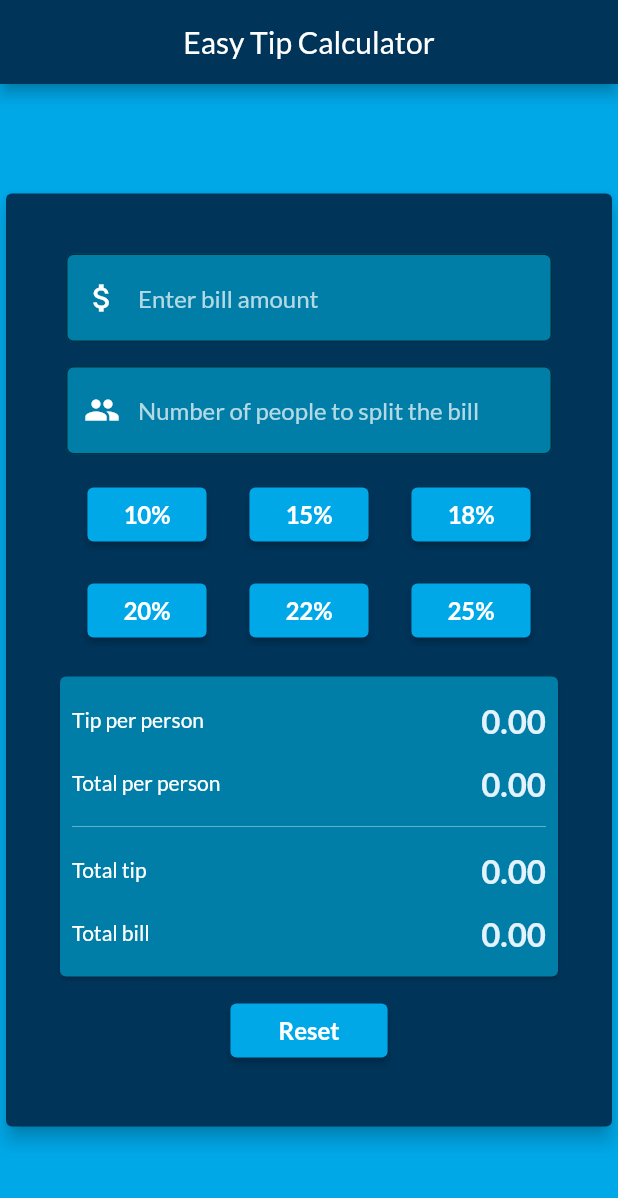
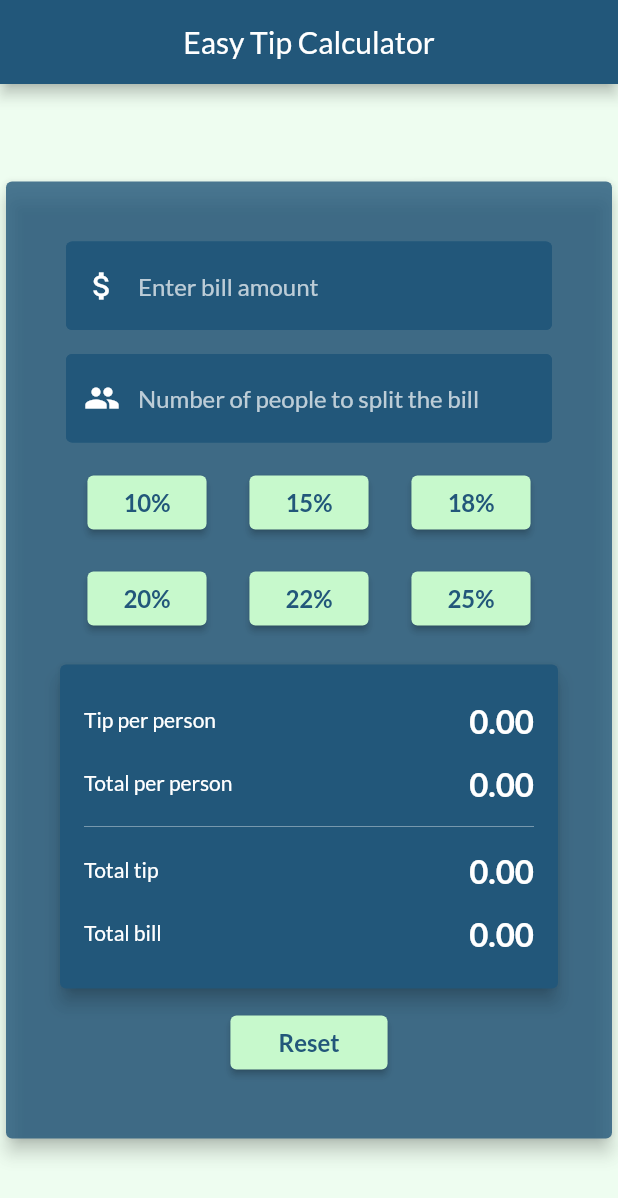
Before and after one commit to joffenhopland/tip-calculator, a Flutter app: the screen it shows after launch, on a phone screen of 412 x 824 dp. Shown: the top 1198 px of the screen. Run offline on Flutter 3.47's test engine with Material 2 defaults, Android fonts, the light colour scheme and no system bars; our stand-ins replace google_fonts.

Commit message:
New theme and UI

```diff
--- a/lib/config.dart
+++ b/lib/config.dart
@@ -1,7 +1,8 @@
 import 'package:flutter/material.dart';
 
-const Color themeColor1 = Color(0xFF00A8E8);
-const Color themeColor2 = Color(0xFF007EA7);
-const Color themeColor3 = Color(0xFF003459);
-const Color themeColor4 = Color(0xFF00171F);
-const Color themeColor5 = Color(0xFFFFFFFF);
+const Color themeColor1 = Color(0xFFC7F9CC);
+const Color themeColor2 = Color(0xFF80ED99);
+const Color themeColor3 = Color(0xFF57CC99);
+const Color themeColor4 = Color(0xFF38A3A5);
+const Color themeColor5 = Color(0xFF22577A);
+const Color themeTextColor = Color(0xFFFFFFFF);
--- a/lib/home_page.dart
+++ b/lib/home_page.dart
@@ -60,8 +60,12 @@ class _MyHomePageState extends State<MyHomePage> {
     return Scaffold(
       resizeToAvoidBottomInset: false,
       appBar: AppBar(
-        backgroundColor: themeColor3,
-        title: Center(child: Text(widget.title)),
+        backgroundColor: themeColor5,
+        title: Center(
+            child: Text(
+          widget.title,
+          style: TextStyle(color: themeTextColor),
+        )),
       ),
       body: Center(
         child: SingleChildScrollView(
@@ -69,7 +73,7 @@ class _MyHomePageState extends State<MyHomePage> {
             constraints: BoxConstraints(maxWidth: 500),
             child: Card(
               elevation: 5,
-              color: themeColor3,
+              color: themeColor5.withOpacity(0.8),
               child: Padding(
                 padding: const EdgeInsets.all(32.0),
                 child: Column(
@@ -78,43 +82,63 @@ class _MyHomePageState extends State<MyHomePage> {
                     Padding(
                       padding: const EdgeInsets.all(8.0),
                       child: TextFormField(
-                        style: TextStyle(color: themeColor5),
+                        style: TextStyle(color: themeTextColor),
+                        controller: _billController,
                         decoration: InputDecoration(
                           filled: true,
-                          fillColor: themeColor2,
+                          fillColor: themeColor5,
                           hintText: 'Enter bill amount',
                           hintStyle:
-                              TextStyle(color: themeColor5.withOpacity(0.7)),
+                              TextStyle(color: themeTextColor.withOpacity(0.7)),
                           prefixIcon: const Icon(
                             Icons.attach_money,
-                            color: themeColor5,
+                            color: themeTextColor,
                           ),
                           border: OutlineInputBorder(
                             borderRadius: BorderRadius.circular(5),
                           ),
+                          focusedBorder: OutlineInputBorder(
+                            borderSide: BorderSide(
+                              color: themeColor3,
+                            ),
+                          ),
+                          enabledBorder: OutlineInputBorder(
+                            borderSide: BorderSide(
+                              color: themeColor5,
+                            ),
+                          ),
                         ),
-                        controller: _billController,
                       ),
                     ),
                     Padding(
                       padding: const EdgeInsets.all(8.0),
                       child: TextFormField(
-                        style: TextStyle(color: themeColor5),
+                        style: TextStyle(color: themeTextColor),
+                        controller: _numPeopleController,
                         decoration: InputDecoration(
                           filled: true,
-                          fillColor: themeColor2,
+                          fillColor: themeColor5,
                           hintText: 'Number of people to split the bill',
                           hintStyle:
-                              TextStyle(color: themeColor5.withOpacity(0.7)),
+                              TextStyle(color: themeTextColor.withOpacity(0.7)),
                           prefixIcon: Icon(
                             Icons.people,
-                            color: themeColor5,
+                            color: themeTextColor,
                           ),
                           border: OutlineInputBorder(
                             borderRadius: BorderRadius.circular(5),
                           ),
+                          focusedBorder: OutlineInputBorder(
+                            borderSide: BorderSide(
+                              color: themeColor3,
+                            ),
+                          ),
+                          enabledBorder: OutlineInputBorder(
+                            borderSide: BorderSide(
+                              color: themeColor5,
+                            ),
+                          ),
                         ),
-                        controller: _numPeopleController,
                       ),
                     ),
                     Column(
@@ -138,11 +162,15 @@ class _MyHomePageState extends State<MyHomePage> {
                                   },
                                   style: ElevatedButton.styleFrom(
                                       backgroundColor: _selectedButton10
-                                          ? themeColor2
+                                          ? themeColor3
                                           : themeColor1),
                                   child: Padding(
                                     padding: const EdgeInsets.all(8.0),
-                                    child: const Text('10%', style: TextStyle(fontSize: 16, fontWeight: FontWeight.bold)),
+                                    child: const Text('10%',
+                                        style: TextStyle(
+                                            fontSize: 16,
+                                            fontWeight: FontWeight.bold,
+                                            color: themeColor5)),
                                   )),
                               ElevatedButton(
                                   onPressed: () {
@@ -158,11 +186,15 @@ class _MyHomePageState extends State<MyHomePage> {
                                   },
                                   style: ElevatedButton.styleFrom(
                                       backgroundColor: _selectedButton15
-                                          ? themeColor2
+                                          ? themeColor3
                                           : themeColor1),
                                   child: Padding(
                                     padding: const EdgeInsets.all(8.0),
-                                    child: const Text('15%', style: TextStyle(fontSize: 16, fontWeight: FontWeight.bold)),
+                                    child: const Text('15%',
+                                        style: TextStyle(
+                                            fontSize: 16,
+                                            fontWeight: FontWeight.bold,
+                                            color: themeColor5)),
                                   )),
                               ElevatedButton(
                                   onPressed: () {
@@ -178,11 +210,15 @@ class _MyHomePageState extends State<MyHomePage> {
                                   },
                                   style: ElevatedButton.styleFrom(
                                       backgroundColor: _selectedButton18
-                                          ? themeColor2
+                                          ? themeColor3
                                           : themeColor1),
                                   child: Padding(
                                     padding: const EdgeInsets.all(8.0),
-                                    child: const Text('18%', style: TextStyle(fontSize: 16, fontWeight: FontWeight.bold)),
+                                    child: const Text('18%',
+                                        style: TextStyle(
+                                            fontSize: 16,
+                                            fontWeight: FontWeight.bold,
+                                            color: themeColor5)),
                                   )),
                             ],
                           ),
@@ -206,11 +242,15 @@ class _MyHomePageState extends State<MyHomePage> {
                                   },
                                   style: ElevatedButton.styleFrom(
                                       backgroundColor: _selectedButton20
-                                          ? themeColor2
+                                          ? themeColor3
                                           : themeColor1),
                                   child: Padding(
                                     padding: const EdgeInsets.all(8.0),
-                                    child: const Text('20%', style: TextStyle(fontSize: 16, fontWeight: FontWeight.bold)),
+                                    child: const Text('20%',
+                                        style: TextStyle(
+                                            fontSize: 16,
+                                            fontWeight: FontWeight.bold,
+                                            color: themeColor5)),
                                   )),
                               ElevatedButton(
                                   onPressed: () {
@@ -230,7 +270,11 @@ class _MyHomePageState extends State<MyHomePage> {
                                           : themeColor1),
                                   child: Padding(
                                     padding: const EdgeInsets.all(8.0),
-                                    child: const Text('22%', style: TextStyle(fontSize: 16, fontWeight: FontWeight.bold)),
+                                    child: const Text('22%',
+                                        style: TextStyle(
+                                            fontSize: 16,
+                                            fontWeight: FontWeight.bold,
+                                            color: themeColor5)),
                                   )),
                               ElevatedButton(
                                   onPressed: () {
@@ -246,11 +290,17 @@ class _MyHomePageState extends State<MyHomePage> {
                                   },
                                   style: ElevatedButton.styleFrom(
                                       backgroundColor: _selectedButton25
-                                          ? themeColor2
+                                          ? themeColor3
                                           : themeColor1),
                                   child: Padding(
                                     padding: const EdgeInsets.all(8.0),
-                                    child: const Text('25%', style: TextStyle(fontSize: 16, fontWeight: FontWeight.bold),),
+                                    child: const Text(
+                                      '25%',
+                                      style: TextStyle(
+                                          fontSize: 16,
+                                          fontWeight: FontWeight.bold,
+                                          color: themeColor5),
+                                    ),
                                   ))
                             ],
                           ),
@@ -260,11 +310,12 @@ class _MyHomePageState extends State<MyHomePage> {
                     Padding(
                       padding: const EdgeInsets.only(top: 8.0),
                       child: Card(
-                        color: themeColor2,
+                        color: themeColor5,
+                        elevation: 5,
                         child: SizedBox(
                           width: double.infinity,
                           child: Padding(
-                            padding: const EdgeInsets.all(8.0),
+                            padding: const EdgeInsets.all(16.0),
                             child: Column(
                               crossAxisAlignment: CrossAxisAlignment.start,
                               children: [
@@ -281,7 +332,7 @@ class _MyHomePageState extends State<MyHomePage> {
                                       Text(
                                         _tipPerPerson.toStringAsFixed(2),
                                         style: TextStyle(
-                                            color: Colors.blue.shade50,
+                                            color: themeTextColor,
                                             fontSize: 22,
                                             fontWeight: FontWeight.bold),
                                       ),
@@ -301,7 +352,7 @@ class _MyHomePageState extends State<MyHomePage> {
                                       Text(
                                         _totPerPerson.toStringAsFixed(2),
                                         style: TextStyle(
-                                            color: Colors.blue.shade50,
+                                            color: themeTextColor,
                                             fontSize: 22,
                                             fontWeight: FontWeight.bold),
                                       ),
@@ -325,7 +376,7 @@ class _MyHomePageState extends State<MyHomePage> {
                                       Text(
                                         _totTip.toStringAsFixed(2),
                                         style: TextStyle(
-                                            color: Colors.blue.shade50,
+                                            color: themeTextColor,
                                             fontSize: 22,
                                             fontWeight: FontWeight.bold),
                                       ),
@@ -345,7 +396,7 @@ class _MyHomePageState extends State<MyHomePage> {
                                       Text(
                                         _tot.toStringAsFixed(2),
                                         style: TextStyle(
-                                            color: Colors.blue.shade50,
+                                            color: themeTextColor,
                                             fontSize: 22,
                                             fontWeight: FontWeight.bold),
                                       ),
@@ -383,7 +434,11 @@ class _MyHomePageState extends State<MyHomePage> {
                           child: Padding(
                             padding: const EdgeInsets.symmetric(
                                 vertical: 8.0, horizontal: 16),
-                            child: const Text('Reset', style: TextStyle(fontSize: 16, fontWeight: FontWeight.bold)),
+                            child: const Text('Reset',
+                                style: TextStyle(
+                                    fontSize: 16,
+                                    fontWeight: FontWeight.bold,
+                                    color: themeColor5)),
                           )),
                     ),
                   ],
--- a/lib/main.dart
+++ b/lib/main.dart
@@ -29,7 +29,7 @@ class MyApp extends StatelessWidget {
     var baseTheme = ThemeData(
       brightness: brightness,
       primarySwatch: Colors.blue,
-      scaffoldBackgroundColor: themeColor1,
+      scaffoldBackgroundColor: themeColor1.withOpacity(0.3),
     );
 
     return baseTheme.copyWith(
```
